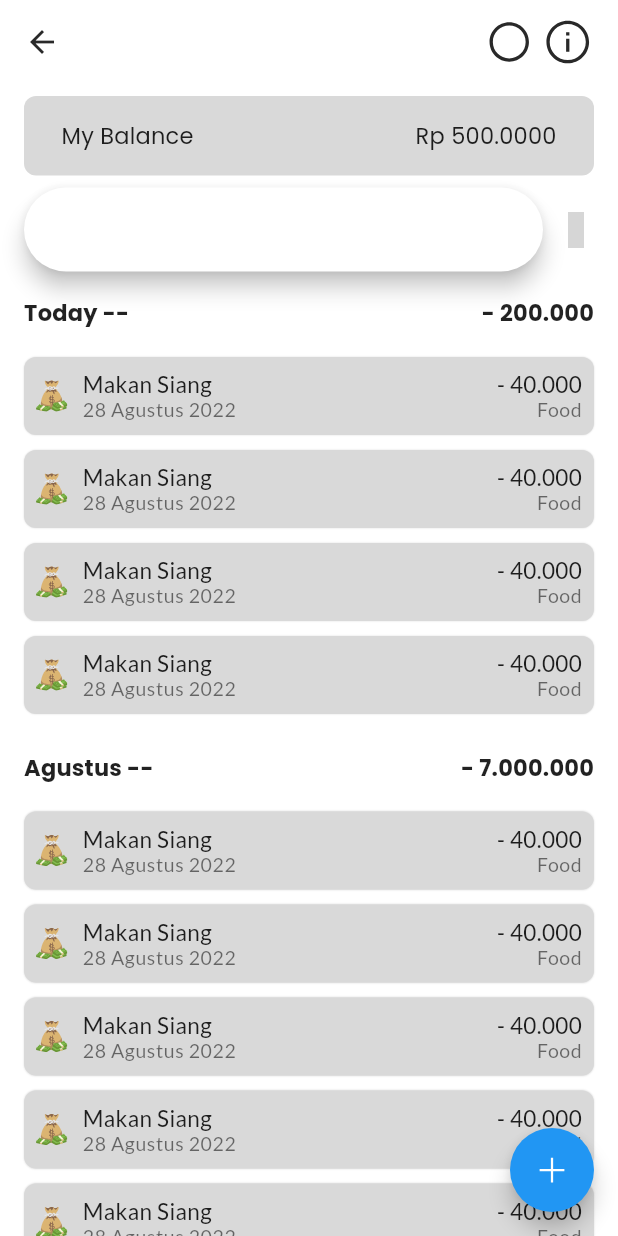
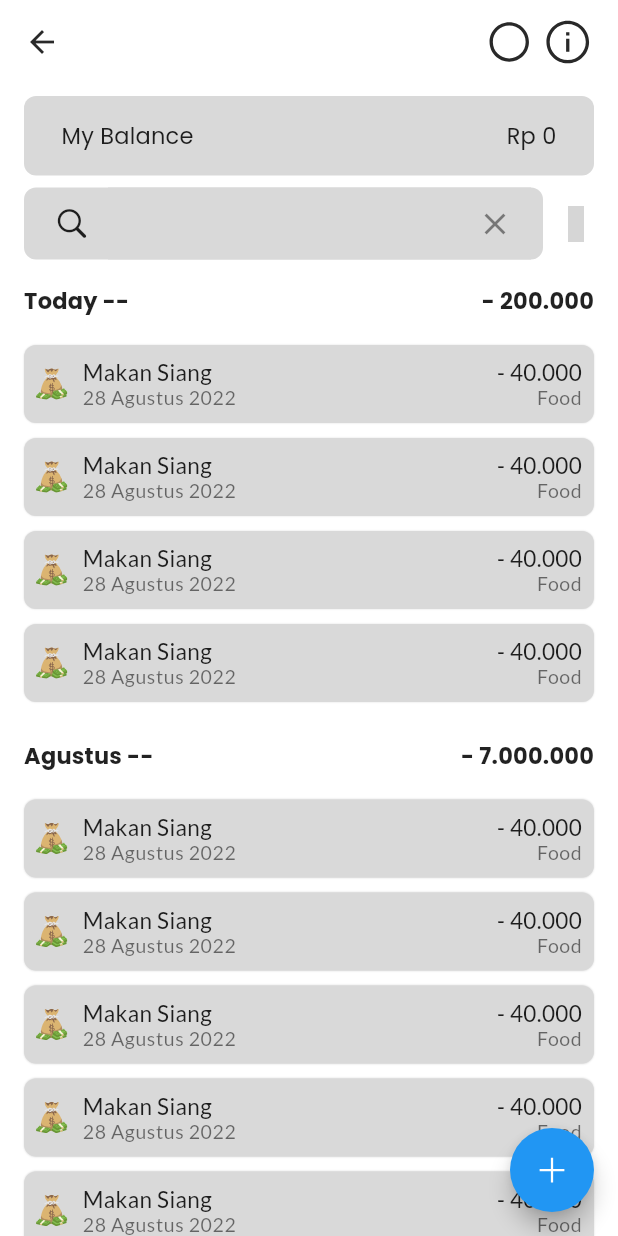
Before and after one commit to muchlist/money-magnet-apps, a Flutter app: the PocketPage screen opened directly with empty values, on a phone screen of 412 x 824 dp. Run offline on Flutter 3.47's test engine with Material 2 defaults, Android fonts, the light colour scheme and no system bars; our stand-ins replace another_flushbar, auto_route, cached_network_image, dartz, dio, flutter_riverpod and 9 more; missing offline and left inert: talker_dio_logger; accounts and stored records are empty; generated files the repository leaves out were written again; grey boxes are pictures that could not be loaded.

Commit message:
feat(pocket): use pocket service instead fake repo

```diff
--- a/lib/src/features/auth/data/interceptor.dart
+++ b/lib/src/features/auth/data/interceptor.dart
@@ -23,7 +23,8 @@
   }
 
   @override
-  Future<void> onError(DioError err, ErrorInterceptorHandler handler) async {
+  Future<void> onError(
+      DioException err, ErrorInterceptorHandler handler) async {
     final errorResponse = err.response;
     if (errorResponse != null && errorResponse.statusCode == 401) {
       // final credentials = await _repository.getToken();
@@ -32,9 +33,8 @@
       //     : await _authenticator.clearCredentialsStorage();
 
       // trigger to login screen
-      // await _authNotifier.checkAndUpdateAuthStatus();
+      await _authNotifier.checkAndUpdateAuthStatus();
 
-      // TODO : use refreshed token if can refresh
       final refreshCredentials = await _service.getToken();
       if (refreshCredentials != null) {
         handler.resolve(
--- a/lib/src/features/auth/data/user_remote_repo.dart
+++ b/lib/src/features/auth/data/user_remote_repo.dart
@@ -43,7 +43,7 @@
         // Server error
         throw RestApiException(response.statusCode, response.statusMessage);
       }
-    } on DioError catch (e) {
+    } on DioException catch (e) {
       if (e.isNoConnectionError) {
         return const RemoteResponse.noConnection();
       } else if (e.response != null) {
--- a/lib/src/features/home/presentation/home_fragment.dart
+++ b/lib/src/features/home/presentation/home_fragment.dart
@@ -83,7 +83,7 @@
                 mainAxisAlignment: MainAxisAlignment.spaceBetween,
                 children: [
                   Text(
-                    "Today --",
+                    "Hari ini",
                     style: Theme.of(context)
                         .textTheme
                         .titleMedium!
--- a/lib/src/features/pocket/data/pocket_list_dto.dart
+++ b/lib/src/features/pocket/data/pocket_list_dto.dart
@@ -9,7 +9,7 @@
   const PocketListResponseDTO._();
   const factory PocketListResponseDTO({
     @JsonKey(name: 'data', defaultValue: []) required List<PocketDTO>? data,
-    @JsonKey(name: 'meta_data') required MetadataDTO metaData,
+    @JsonKey(name: 'metadata') required MetadataDTO metaData,
     @JsonKey(name: 'error') required String? error,
   }) = _PocketListResponseDTO;
 
--- a/lib/src/features/pocket/data/pocket_remote_fake_repo.dart
+++ b/lib/src/features/pocket/data/pocket_remote_fake_repo.dart
@@ -1,7 +1,7 @@
 import 'package:money_magnet/src/commons/infrastructure/remote_response.dart';
 import 'package:money_magnet/src/dummy_data/pocket.dart';
 import 'package:money_magnet/src/features/pocket/data/pocket_dto.dart';
-import 'package:money_magnet/src/features/pocket/data/pocket_remote_repo.dart';
+import 'package:money_magnet/src/features/pocket/data/pocket_remote_interface.dart';
 
 class FakePocketRemoteRepository implements IPocketRemoteRepository {
   @override
--- a/lib/src/features/pocket/presentation/pocket_page.dart
+++ b/lib/src/features/pocket/presentation/pocket_page.dart
@@ -6,13 +6,17 @@
 import 'package:money_magnet/src/commons/theme/colors.dart';
 import 'package:money_magnet/src/commons/widgets/disable_glow.dart';
 import 'package:money_magnet/src/commons/theme/ui_helper.dart';
+import 'package:money_magnet/src/features/pocket/domain/pocket.dart';
+import 'package:money_magnet/src/features/pocket/presentation/search_bar.dart';
+import 'package:money_magnet/src/utils/strings.dart';
 
 import '../../../commons/widgets/spend_tile_widget.dart';
 
 @RoutePage()
 class PocketPage extends ConsumerStatefulWidget {
-  const PocketPage(this.pocketName, {Key? key}) : super(key: key);
-  final String pocketName;
+  const PocketPage(this.pocketDetail, {Key? key}) : super(key: key);
+
+  final Pocket pocketDetail;
 
   @override
   ConsumerState<ConsumerStatefulWidget> createState() => _PocketPageState();
@@ -22,7 +26,7 @@
   @override
   Widget build(BuildContext context) {
     return Scaffold(
-      body: PocketPageBody(pocketName: widget.pocketName),
+      body: PocketPageBody(pocketDetail: widget.pocketDetail),
       floatingActionButton: FloatingActionButton(
         child: const Icon(LineIcons.plus),
         onPressed: () {},
@@ -34,10 +38,10 @@
 class PocketPageBody extends StatelessWidget {
   const PocketPageBody({
     Key? key,
-    required this.pocketName,
+    required this.pocketDetail,
   }) : super(key: key);
 
-  final String pocketName;
+  final Pocket pocketDetail;
 
   @override
   Widget build(BuildContext context) {
@@ -47,7 +51,7 @@
           SliverAppBar(
             pinned: true,
             title: Text(
-              pocketName,
+              pocketDetail.pocketName,
               style: Theme.of(context)
                   .textTheme
                   .headlineMedium!
@@ -66,11 +70,11 @@
               SizedBox(width: 16),
             ],
           ),
-          const SliverPadding(
-            padding: EdgeInsets.only(left: 16, top: 8, right: 16),
+          SliverPadding(
+            padding: const EdgeInsets.only(left: 16, top: 8, right: 16),
             sliver: SliverToBoxAdapter(
               child: BalanceWidget(
-                balanceValue: "Rp 500.0000",
+                balanceValue: pocketDetail.balance.toCurrencyString(),
               ),
             ),
           ),
@@ -79,7 +83,7 @@
             sliver: SliverToBoxAdapter(
               child: Row(
                 children: [
-                  Expanded(child: SearchBar()),
+                  Expanded(child: CustomSearchBar()),
                   horizontalSpaceSmall,
                   Icon(LineIcons.horizontalSliders),
                 ],
--- a/lib/src/features/pocket/presentation/search_bar.dart
+++ b/lib/src/features/pocket/presentation/search_bar.dart
@@ -2,16 +2,16 @@
 import 'package:flutter/material.dart';
 import 'package:money_magnet/src/commons/theme/colors.dart';
 
-class SearchBar extends StatefulWidget {
-  const SearchBar({
+class CustomSearchBar extends StatefulWidget {
+  const CustomSearchBar({
     Key? key,
   }) : super(key: key);
 
   @override
-  State<SearchBar> createState() => _SearchBarState();
+  State<CustomSearchBar> createState() => _SearchBarState();
 }
 
-class _SearchBarState extends State<SearchBar> {
+class _SearchBarState extends State<CustomSearchBar> {
   final TextEditingController _nameController = TextEditingController();
 
   @override
--- a/pubspec.yaml
+++ b/pubspec.yaml
@@ -26,7 +26,9 @@
   cached_network_image: ^3.2.3
   cupertino_icons: ^1.0.4
   dartz: ^0.10.1
-  dio: ^5.1.2
+  dio: ^5.2.0
+  intl: ^0.18.1
+  talker_dio_logger: ^2.3.0
   flash: ^3.0.5+1
   flutter_riverpod: ^2.3.6
   riverpod_annotation: ^2.1.1
@@ -35,7 +37,7 @@
   freezed_annotation: ^2.2.0
   google_fonts: ^4.0.3
   json_annotation: ^4.8.1
-  logger: ^1.3.0
+  logger: ^2.0.2
   material_design_icons_flutter: ^6.0.7096
   material_floating_search_bar: ^0.3.7
   package_info_plus: ^4.0.2
```
Also changed, not shown: lib/src/commons/provider/providers.dart (+10 -1 lines), lib/src/features/pocket/application/pocket_notifier.dart (+23 -1 lines), lib/src/features/pocket/application/pocket_service.dart (+44 -2 lines), lib/src/features/pocket/data/pocket_remote_interface.dart (added, +23 -0 lines), lib/src/features/pocket/data/pocket_remote_repo.dart (+10 -27 lines), lib/src/features/pocket/presentation/pocket_fragment.dart (+23 -2 lines), lib/src/features/pocket/provider/providers.dart (+7 -7 lines), lib/src/utils/strings.dart (added, +9 -0 lines), lib/src/features/pocket/data/pocket_list_dto.freezed.dart, lib/src/features/pocket/data/pocket_list_dto.g.dart, lib/src/routes/app_router.gr.dart, pubspec.lock.
